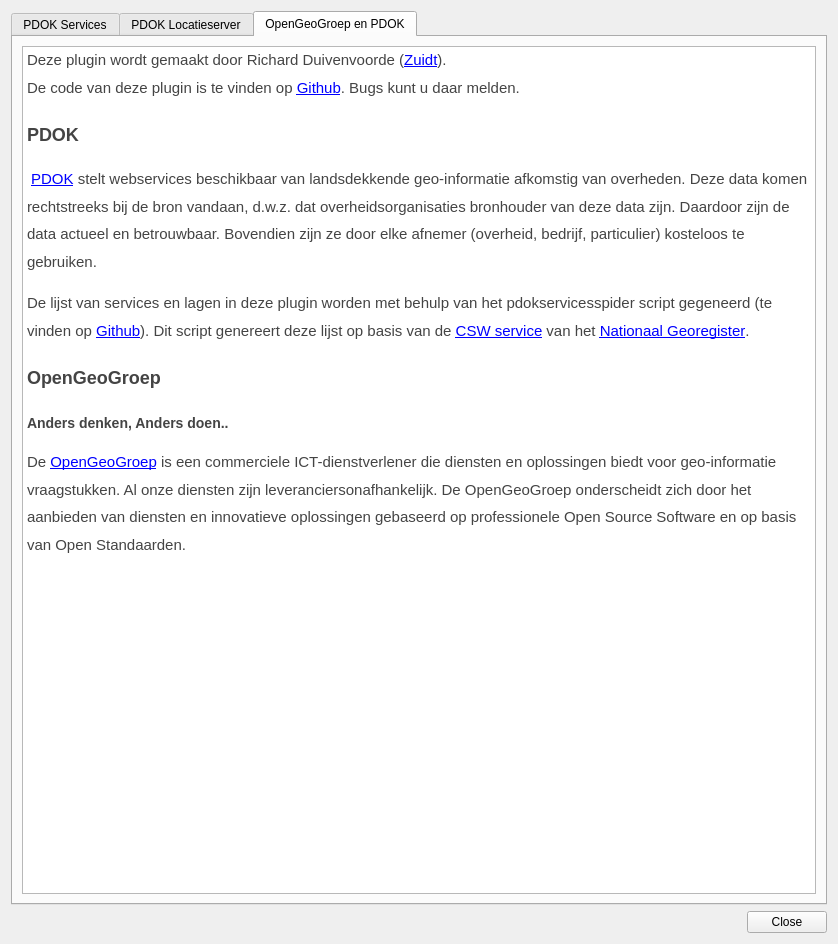
Before: the Qt Designer form pdokservicesplugin/ui_pdokservicesplugindialog.ui in rduivenvoorde/pdokservicesplugin, drawn with Qt 5.
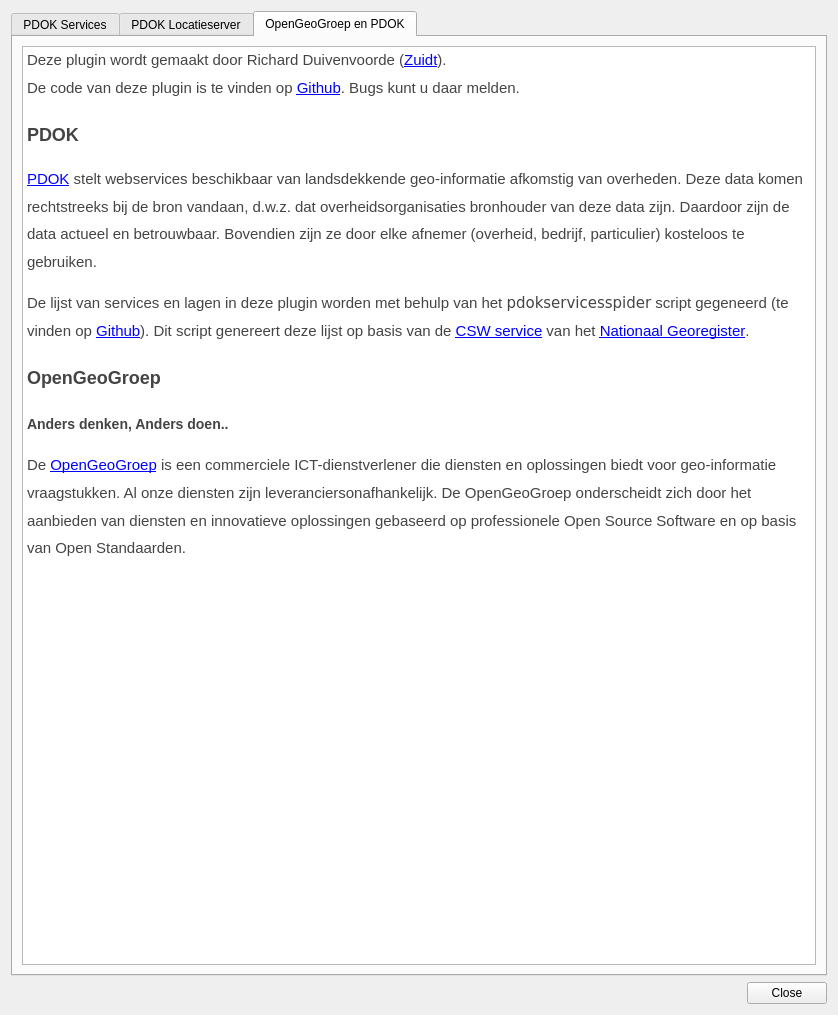
After: the same form once the commit is applied. The open tabs and pages were chosen to show the change. Icons and pictures are not drawn.

Commit message: Resize Layer info a little

Patch:
```diff
--- a/pdokservicesplugin/ui_pdokservicesplugindialog.ui
+++ b/pdokservicesplugin/ui_pdokservicesplugindialog.ui
@@ -7,7 +7,7 @@
     <x>0</x>
     <y>0</y>
     <width>838</width>
-    <height>944</height>
+        <height>1015</height>
    </rect>
   </property>
   <property name="windowTitle">
@@ -326,17 +326,59 @@
        <item row="0" column="0">
         <widget class="QTextBrowser" name="webView">
          <property name="html">
-          <string>&lt;!DOCTYPE HTML PUBLIC &quot;-//W3C//DTD HTML 4.0//EN&quot; &quot;http://www.w3.org/TR/REC-html40/strict.dtd&quot;&gt;
-&lt;html&gt;&lt;head&gt;&lt;meta name=&quot;qrichtext&quot; content=&quot;1&quot; /&gt;&lt;style type=&quot;text/css&quot;&gt;
-p, li { white-space: pre-wrap; }
-&lt;/style&gt;&lt;/head&gt;&lt;body style=&quot; font-family:'Cantarell'; font-size:11pt; font-weight:400; font-style:normal;&quot;&gt;
-&lt;p style=&quot; margin-top:12px; margin-bottom:12px; margin-left:0px; margin-right:0px; -qt-block-indent:0; text-indent:0px; line-height:162.5%;&quot;&gt;&lt;span style=&quot; font-family:'Helvetica Neue','Helvetica','Arial','sans-serif'; font-size:15px; font-weight:304; color:#444444;&quot;&gt;Deze plugin wordt gemaakt door Richard Duivenvoorde (&lt;/span&gt;&lt;a href=&quot;http://www.zuidt.nl&quot;&gt;&lt;span style=&quot; font-family:'Helvetica Neue','Helvetica','Arial','sans-serif'; font-size:15px; font-weight:304; text-decoration: underline; color:#0000ff;&quot;&gt;Zuidt&lt;/span&gt;&lt;/a&gt;&lt;span style=&quot; font-family:'Helvetica Neue','Helvetica','Arial','sans-serif'; font-size:15px; font-weight:304; color:#444444;&quot;&gt;). &lt;br /&gt;De code van deze plugin is te vinden op &lt;/span&gt;&lt;a href=&quot;https://github.com/rduivenvoorde/pdokservicesplugin&quot;&gt;&lt;span style=&quot; font-family:'Helvetica Neue','Helvetica','Arial','sans-serif'; font-size:15px; font-weight:304; text-decoration: underline; color:#0000ff;&quot;&gt;Github&lt;/span&gt;&lt;/a&gt;&lt;span style=&quot; font-family:'Helvetica Neue','Helvetica','Arial','sans-serif'; font-size:15px; font-weight:304; color:#444444;&quot;&gt;. Bugs kunt u daar melden. &lt;/span&gt;&lt;/p&gt;
-&lt;h2 style=&quot; margin-top:16px; margin-bottom:12px; margin-left:0px; margin-right:0px; -qt-block-indent:0; text-indent:0px; line-height:162.5%;&quot;&gt;&lt;span style=&quot; font-family:'Helvetica Neue','Helvetica','Arial','sans-serif'; font-size:x-large; font-weight:600; color:#444444;&quot;&gt;PDOK&lt;/span&gt;&lt;span style=&quot; font-family:'Helvetica Neue','Helvetica','Arial','sans-serif'; font-size:15px; font-weight:304; color:#444444;&quot;&gt; &lt;/span&gt;&lt;/h2&gt;
-&lt;p style=&quot; margin-top:12px; margin-bottom:12px; margin-left:0px; margin-right:0px; -qt-block-indent:0; text-indent:0px; line-height:162.5%;&quot;&gt;&lt;img src=&quot;:/plugins/pdokservicesplugin/resources/pdok.png&quot; style=&quot;float: left;&quot; /&gt;&lt;span style=&quot; font-family:'Helvetica Neue','Helvetica','Arial','sans-serif'; font-size:15px; font-weight:304; color:#444444;&quot;&gt; &lt;/span&gt;&lt;a href=&quot;http://www.pdok.nl&quot;&gt;&lt;span style=&quot; font-family:'Helvetica Neue','Helvetica','Arial','sans-serif'; font-size:15px; font-weight:304; text-decoration: underline; color:#0000ff;&quot;&gt;PDOK&lt;/span&gt;&lt;/a&gt;&lt;span style=&quot; font-family:'Helvetica Neue','Helvetica','Arial','sans-serif'; font-size:15px; font-weight:304; color:#444444;&quot;&gt; stelt webservices beschikbaar van landsdekkende geo-informatie afkomstig van overheden. Deze data komen rechtstreeks bij de bron vandaan, d.w.z. dat overheidsorganisaties bronhouder van deze data zijn. Daardoor zijn de data actueel en betrouwbaar. Bovendien zijn ze door elke afnemer (overheid, bedrijf, particulier) kosteloos te gebruiken. &lt;/span&gt;&lt;/p&gt;
-&lt;p style=&quot; margin-top:12px; margin-bottom:12px; margin-left:0px; margin-right:0px; -qt-block-indent:0; text-indent:0px; line-height:162.5%;&quot;&gt;&lt;span style=&quot; font-family:'Helvetica Neue','Helvetica','Arial','sans-serif'; font-size:15px; font-weight:304; color:#444444;&quot;&gt;De lijst van services en lagen in deze plugin worden met behulp van het &lt;/span&gt;&lt;span style=&quot; font-family:'monospace'; font-size:15px; font-weight:304; color:#444444;&quot;&gt;pdokservicesspider&lt;/span&gt;&lt;span style=&quot; font-family:'Helvetica Neue','Helvetica','Arial','sans-serif'; font-size:15px; font-weight:304; color:#444444;&quot;&gt; script gegeneerd (te vinden op &lt;/span&gt;&lt;a href=&quot;https://github.com/rduivenvoorde/pdokservicesplugin&quot;&gt;&lt;span style=&quot; font-family:'Helvetica Neue','Helvetica','Arial','sans-serif'; font-size:15px; font-weight:304; text-decoration: underline; color:#0000ff;&quot;&gt;Github&lt;/span&gt;&lt;/a&gt;&lt;span style=&quot; font-family:'Helvetica Neue','Helvetica','Arial','sans-serif'; font-size:15px; font-weight:304; color:#444444;&quot;&gt;). Dit script genereert deze lijst op basis van de &lt;/span&gt;&lt;a href=&quot;https://www.nationaalgeoregister.nl/geonetwork/srv/dut/csw?service=CSW&amp;amp;request=GetCapabilities&amp;amp;version=2.0.2&quot;&gt;&lt;span style=&quot; font-family:'Helvetica Neue','Helvetica','Arial','sans-serif'; font-size:15px; font-weight:304; text-decoration: underline; color:#0000ff;&quot;&gt;CSW service&lt;/span&gt;&lt;/a&gt;&lt;span style=&quot; font-family:'Helvetica Neue','Helvetica','Arial','sans-serif'; font-size:15px; font-weight:304; color:#444444;&quot;&gt; van het &lt;/span&gt;&lt;a href=&quot;https://www.nationaalgeoregister.nl/&quot;&gt;&lt;span style=&quot; font-family:'Helvetica Neue','Helvetica','Arial','sans-serif'; font-size:15px; font-weight:304; text-decoration: underline; color:#0000ff;&quot;&gt;Nationaal Georegister&lt;/span&gt;&lt;/a&gt;&lt;span style=&quot; font-family:'Helvetica Neue','Helvetica','Arial','sans-serif'; font-size:15px; font-weight:304; color:#444444;&quot;&gt;. &lt;/span&gt;&lt;/p&gt;
-&lt;h2 style=&quot; margin-top:16px; margin-bottom:12px; margin-left:0px; margin-right:0px; -qt-block-indent:0; text-indent:0px; line-height:162.5%;&quot;&gt;&lt;span style=&quot; font-family:'Helvetica Neue','Helvetica','Arial','sans-serif'; font-size:x-large; font-weight:600; color:#444444;&quot;&gt;OpenGeoGroep&lt;/span&gt;&lt;span style=&quot; font-family:'Helvetica Neue','Helvetica','Arial','sans-serif'; font-size:15px; font-weight:304; color:#444444;&quot;&gt; &lt;/span&gt;&lt;/h2&gt;
-&lt;h3 style=&quot; margin-top:14px; margin-bottom:12px; margin-left:0px; margin-right:0px; -qt-block-indent:0; text-indent:0px; line-height:162.5%;&quot;&gt;&lt;span style=&quot; font-family:'Helvetica Neue','Helvetica','Arial','sans-serif'; font-size:large; font-weight:600; color:#444444;&quot;&gt;Anders denken, Anders doen..&lt;/span&gt;&lt;span style=&quot; font-family:'Helvetica Neue','Helvetica','Arial','sans-serif'; font-size:15px; font-weight:304; color:#444444;&quot;&gt; &lt;/span&gt;&lt;/h3&gt;
-&lt;p style=&quot; margin-top:12px; margin-bottom:12px; margin-left:0px; margin-right:0px; -qt-block-indent:0; text-indent:0px; line-height:162.5%;&quot;&gt;&lt;img src=&quot;:/plugins/pdokservicesplugin/resources/ogg.gif&quot; style=&quot;float: left;&quot; /&gt;&lt;span style=&quot; font-family:'Helvetica Neue','Helvetica','Arial','sans-serif'; font-size:15px; font-weight:304; color:#444444;&quot;&gt;De &lt;/span&gt;&lt;a href=&quot;http://www.opengeogroep.nl&quot;&gt;&lt;span style=&quot; font-family:'Helvetica Neue','Helvetica','Arial','sans-serif'; font-size:15px; font-weight:304; text-decoration: underline; color:#0000ff;&quot;&gt;OpenGeoGroep&lt;/span&gt;&lt;/a&gt;&lt;span style=&quot; font-family:'Helvetica Neue','Helvetica','Arial','sans-serif'; font-size:15px; font-weight:304; color:#444444;&quot;&gt; is een commerciele ICT-dienstverlener die diensten en oplossingen biedt voor geo-informatie vraagstukken. Al onze diensten zijn leveranciersonafhankelijk. De OpenGeoGroep onderscheidt zich door het aanbieden van diensten en innovatieve oplossingen gebaseerd op professionele Open Source Software en op basis van Open Standaarden.&lt;/span&gt; &lt;/p&gt;&lt;/body&gt;&lt;/html&gt;</string>
+                    <string>&lt;html&gt;
+
+&lt;head&gt;
+  &lt;style&gt;
+    body {
+      color: #444444;
+      font-family: &quot;Helvetica Neue&quot;, Helvetica, Arial, sans-serif;
+      font-size: 15px;
+      font-size-adjust: none;
+      font-stretch: normal;
+      font-style: normal;
+      font-variant: normal;
+      font-weight: 300;
+      line-height: 1.625;
+    }
+  &lt;/style&gt;
+
+&lt;/head&gt;
+
+&lt;body&gt;
+  &lt;p&gt;
+    Deze plugin wordt gemaakt door Richard Duivenvoorde (&lt;a href=&quot;http://www.zuidt.nl&quot;&gt;Zuidt&lt;/a&gt;).
+    &lt;br&gt;
+    De code van deze plugin is te vinden op &lt;a href=&quot;https://github.com/rduivenvoorde/pdokservicesplugin&quot;&gt;Github&lt;/a&gt;.
+    Bugs kunt u daar melden.
+  &lt;/p&gt;
+
+  &lt;h2&gt;PDOK&lt;/h2&gt;
+  &lt;p&gt;
+    &lt;img style=&quot;margin-right:10px;&quot; src=&quot;:/plugins/pdokservicesplugin/resources/pdok.png&quot; align=&quot;left&quot; /&gt;
+    &lt;a href=&quot;http://www.pdok.nl&quot;&gt;PDOK&lt;/a&gt; stelt webservices beschikbaar van landsdekkende geo-informatie afkomstig van
+    overheden. Deze data komen rechtstreeks bij de bron vandaan, d.w.z. dat overheidsorganisaties bronhouder van deze
+    data zijn. Daardoor zijn de data actueel en betrouwbaar. Bovendien zijn ze door elke afnemer (overheid, bedrijf,
+    particulier) kosteloos te gebruiken.
+  &lt;/p&gt;
+  &lt;p&gt;
+    De lijst van services en lagen in deze plugin worden met behulp van het &lt;tt&gt;pdokservicesspider&lt;/tt&gt; script
+    gegeneerd (te vinden op &lt;a href=&quot;https://github.com/rduivenvoorde/pdokservicesplugin&quot;&gt;Github&lt;/a&gt;). Dit script
+    genereert deze lijst op basis van de &lt;a
+      href=&quot;https://www.nationaalgeoregister.nl/geonetwork/srv/dut/csw?service=CSW&amp;request=GetCapabilities&amp;version=2.0.2&quot;&gt;CSW
+      service&lt;/a&gt; van het &lt;a href=&quot;https://www.nationaalgeoregister.nl/&quot;&gt;Nationaal Georegister&lt;/a&gt;.
+  &lt;/p&gt;
+
+  &lt;h2&gt;OpenGeoGroep&lt;/h2&gt;
+  &lt;h3&gt;Anders denken, Anders doen..&lt;/h3&gt;
+  &lt;p&gt;&lt;img src=&quot;:/plugins/pdokservicesplugin/resources/ogg.gif&quot; align=&quot;left&quot; /&gt;De &lt;a
+      href=&quot;http://www.opengeogroep.nl&quot;&gt;OpenGeoGroep&lt;/a&gt; is een
+    commerciele ICT-dienstverlener die diensten en oplossingen biedt voor geo-informatie vraagstukken. Al onze diensten
+    zijn leveranciersonafhankelijk. De OpenGeoGroep onderscheidt zich door het aanbieden van diensten en innovatieve
+    oplossingen gebaseerd op professionele Open Source Software en op basis van Open Standaarden.&lt;/p&gt;
+&lt;/body&gt;
+
+&lt;/html&gt;</string>
          </property>
          <property name="openExternalLinks">
           <bool>true</bool>
```
Left out of the diff: 4 changed lines with no effect on the pictures. Lines whose indentation alone changed are shown as unchanged. The commit also changes 2 other files.
